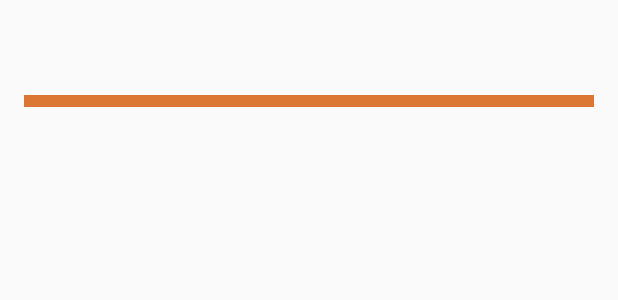
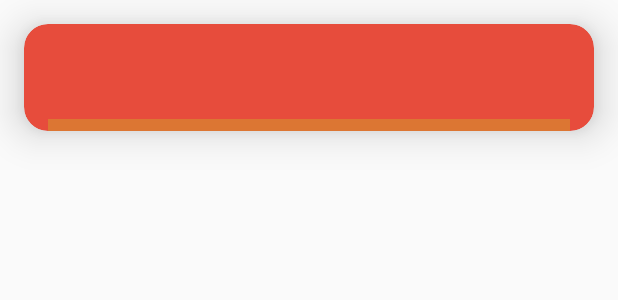
Before and after one commit to taniakolesnik/NewsAppABND, an Android app: the layout row_layout.xml on its own in the app's theme, with its tools: preview values and no code run, on a phone screen of 412 x 824 dp. Shown: the top 300 px of the screen. Run offline under Robolectric (Android 15) with nearby library versions, the phone set to English and light mode, and no system bars.

Commit message:
added CardView

```diff
--- a/app/build.gradle
+++ b/app/build.gradle
@@ -28,8 +28,8 @@ dependencies {
     androidTestImplementation 'com.android.support.test.espresso:espresso-core:3.0.1'
     compile 'com.jakewharton:butterknife:8.8.1'
     annotationProcessor 'com.jakewharton:butterknife-compiler:8.8.1'
-    implementation 'com.android.support:appcompat-v7:27.0.2'
     implementation 'com.android.support:recyclerview-v7:27.0.2'
     implementation 'org.parceler:parceler-api:1.1.6'
     annotationProcessor 'org.parceler:parceler:1.1.6'
+    implementation 'com.android.support:cardview-v7:27.0.2'
 }
--- a/app/src/main/res/layout/row_layout.xml
+++ b/app/src/main/res/layout/row_layout.xml
@@ -1,13 +1,25 @@
 <?xml version="1.0" encoding="utf-8"?>
-<LinearLayout xmlns:android="http://schemas.android.com/apk/res/android"
+<android.support.v7.widget.CardView xmlns:android="http://schemas.android.com/apk/res/android"
+    android:layout_width="match_parent"
+    android:layout_height="wrap_content"
+    xmlns:app="http://schemas.android.com/apk/res-auto"
+    android:orientation="vertical"
+    android:layout_margin="@dimen/paddingStandard"
+    android:clickable="true"
+    android:focusable="true"
+    android:background="@color/colorPrimary"
+    android:foreground="?android:attr/selectableItemBackground"
+    app:cardBackgroundColor="@color/colorAccent"
+    app:cardCornerRadius="16dp"
+    app:cardElevation="16dp">
+
+
+<LinearLayout
     android:layout_width="match_parent"
     android:layout_height="wrap_content"
     android:orientation="vertical"
-    android:paddingLeft="@dimen/paddingStandard"
     android:paddingRight="@dimen/paddingStandard"
-    android:clickable="true"
-    android:focusable="true"
-    android:foreground="?android:attr/selectableItemBackground">
+    android:paddingLeft="@dimen/paddingStandard">
 
     <TextView
         android:id="@+id/date_textView"
@@ -44,3 +56,5 @@
         android:background="@color/colorPrimaryDark" />
 
 </LinearLayout>
+
+</android.support.v7.widget.CardView>
```
